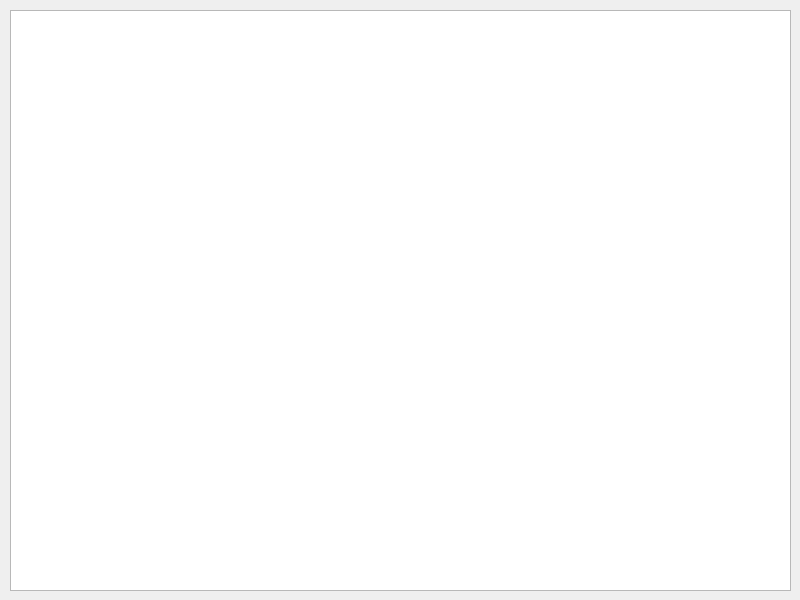
This is main.ui in EARF0IL/Coffee as Qt 5 draws it before an edit. The edited form follows.
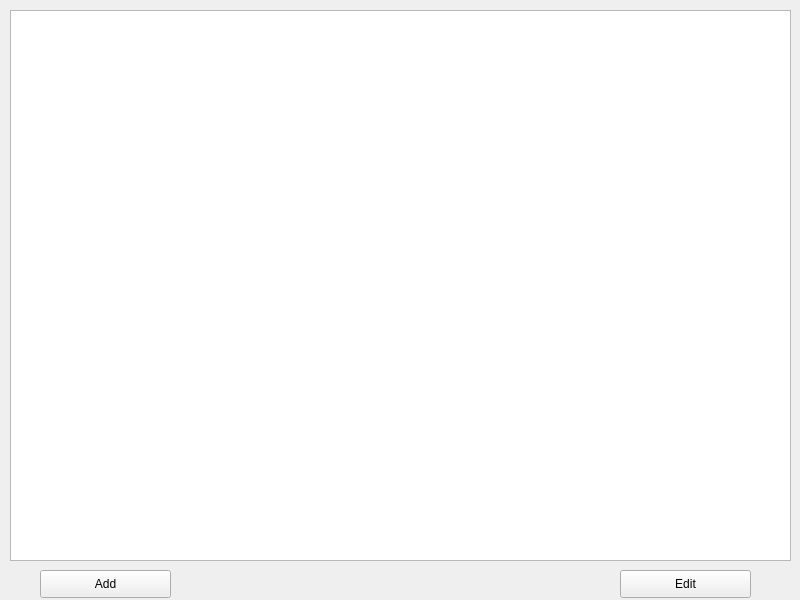
This is the edited form.

```diff
--- a/main.ui
+++ b/main.ui
@@ -20,13 +20,39 @@
       <x>10</x>
       <y>10</y>
       <width>781</width>
-      <height>581</height>
+      <height>551</height>
      </rect>
     </property>
     <property name="editTriggers">
      <set>QAbstractItemView::NoEditTriggers</set>
     </property>
    </widget>
+   <widget class="QPushButton" name="pushButton">
+    <property name="geometry">
+     <rect>
+      <x>40</x>
+      <y>570</y>
+      <width>131</width>
+      <height>28</height>
+     </rect>
+    </property>
+    <property name="text">
+     <string>Add</string>
+    </property>
+   </widget>
+   <widget class="QPushButton" name="pushButton_2">
+    <property name="geometry">
+     <rect>
+      <x>620</x>
+      <y>570</y>
+      <width>131</width>
+      <height>28</height>
+     </rect>
+    </property>
+    <property name="text">
+     <string>Edit</string>
+    </property>
+   </widget>
   </widget>
  </widget>
  <resources/>
```
